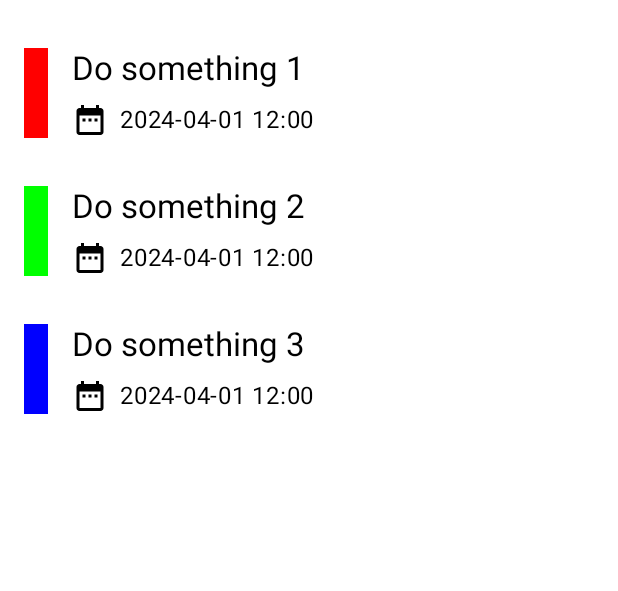
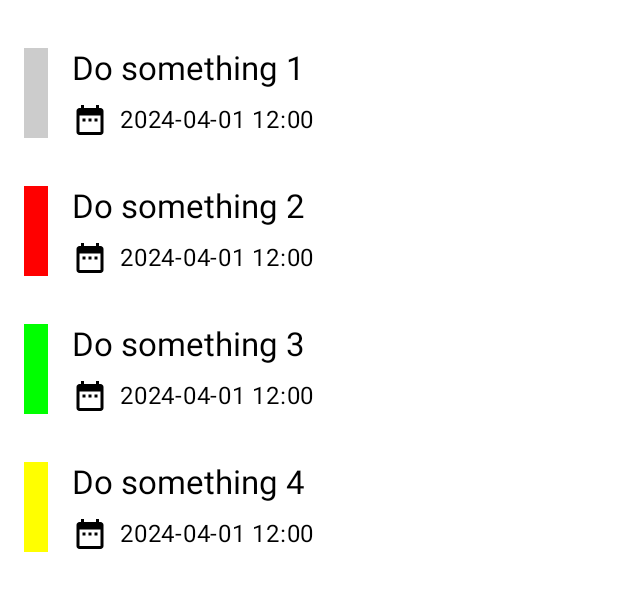
Before and after one commit to gzaber/RemindMe, an Android app built with Jetpack Compose: the @Preview function RemindersContentPreview, on a phone screen of 412 x 824 dp. Shown: the top 591 px of the screen. Run offline under Robolectric (Android 15) with nearby library versions, the phone set to English and light mode, and no system bars.

Commit message:
refactor: remove color from reminder model and entity, add color in ui reminder model depending on dates

```diff
--- a/app/src/main/java/com/gzaber/remindme/data/repository/model/ModelMappingExt.kt
+++ b/app/src/main/java/com/gzaber/remindme/data/repository/model/ModelMappingExt.kt
@@ -2,6 +2,6 @@ package com.gzaber.remindme.data.repository.model
 
 import com.gzaber.remindme.data.source.ReminderEntity
 
-fun Reminder.toEntity() = ReminderEntity(id, name, color, expiration, advance)
+fun Reminder.toEntity() = ReminderEntity(id, name, expiration, advance)
 
-fun ReminderEntity.toModel() = Reminder(id, name, color, expiration, advance)
+fun ReminderEntity.toModel() = Reminder(id, name, expiration, advance)
--- a/app/src/main/java/com/gzaber/remindme/data/repository/model/Reminder.kt
+++ b/app/src/main/java/com/gzaber/remindme/data/repository/model/Reminder.kt
@@ -5,7 +5,6 @@ import kotlinx.datetime.LocalDateTime
 data class Reminder(
     val id: Int = 0,
     val name: String,
-    val color: Int,
     val expiration: LocalDateTime,
     val advance: LocalDateTime
 )
--- a/app/src/main/java/com/gzaber/remindme/data/source/ReminderEntity.kt
+++ b/app/src/main/java/com/gzaber/remindme/data/source/ReminderEntity.kt
@@ -8,7 +8,6 @@ import kotlinx.datetime.LocalDateTime
 data class ReminderEntity(
     @PrimaryKey(autoGenerate = true) val id: Int,
     val name: String,
-    val color: Int,
     val expiration: LocalDateTime,
     val advance: LocalDateTime
 )
--- a/app/src/main/java/com/gzaber/remindme/ui/reminders/composable/RemindersContent.kt
+++ b/app/src/main/java/com/gzaber/remindme/ui/reminders/composable/RemindersContent.kt
@@ -44,19 +44,25 @@ private fun RemindersContentPreview() {
                 UiReminder(
                     id = 1,
                     name = "Do something 1",
-                    color = Color.Red,
+                    color = Color.LightGray,
                     expiration = "2024-04-01 12:00"
                 ),
                 UiReminder(
                     id = 2,
                     name = "Do something 2",
-                    color = Color.Green,
+                    color = Color.Red,
                     expiration = "2024-04-01 12:00"
                 ),
                 UiReminder(
                     id = 3,
                     name = "Do something 3",
-                    color = Color.Blue,
+                    color = Color.Green,
+                    expiration = "2024-04-01 12:00"
+                ),
+                UiReminder(
+                    id = 4,
+                    name = "Do something 4",
+                    color = Color.Yellow,
                     expiration = "2024-04-01 12:00"
                 ),
             ),
```
Also changed, not shown: app/src/main/java/com/gzaber/remindme/ui/reminders/model/ModelMappingExt.kt (+12 -1 lines).
